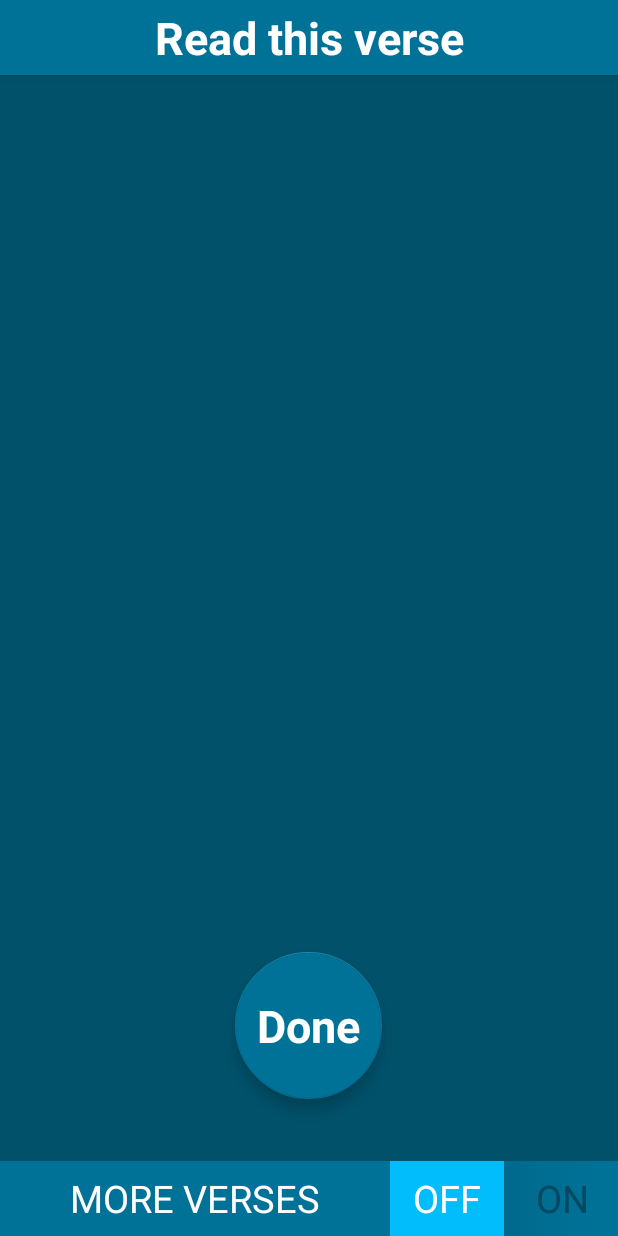
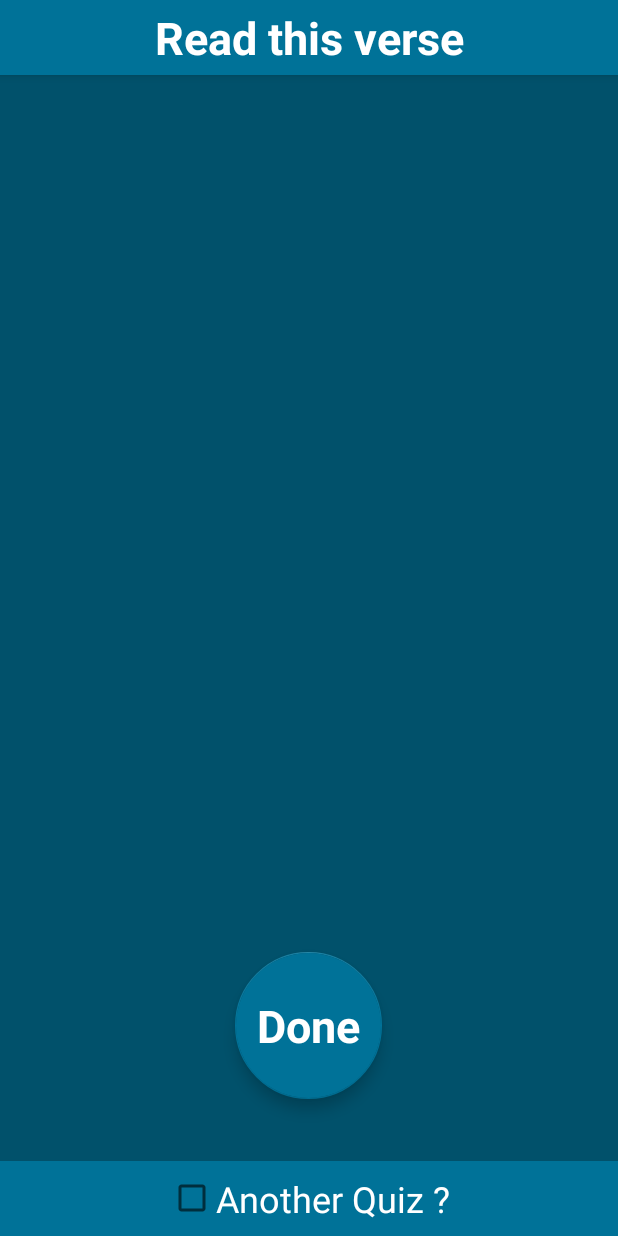
Before and after one commit to JBrannenMobileDev/MemorizeIt-Bible-Production, an Android app: the PhoneUnlockActivity screen opened directly, with no data from a screen before it, on a phone screen of 412 x 824 dp. Run offline under Robolectric (Android 15) with nearby library versions, the phone set to English and light mode, and no system bars; our stand-ins replace AdMob; 1 statement that could not run was skipped.

Commit message:
unlock quiz updated

```diff
--- a/app/src/main/java/nape/biblememory/Activities/PhoneUnlockActivity.java
+++ b/app/src/main/java/nape/biblememory/Activities/PhoneUnlockActivity.java
@@ -9,7 +9,9 @@ import android.text.SpannableStringBuilder;
 import android.util.DisplayMetrics;
 import android.view.View;
 import android.widget.Button;
+import android.widget.CheckBox;
 import android.widget.CompoundButton;
+import android.widget.FrameLayout;
 import android.widget.LinearLayout;
 import android.widget.Switch;
 import android.widget.TextView;
@@ -35,8 +37,6 @@ public class PhoneUnlockActivity extends AppCompatActivity implements PhoneUnloc
     private TextView verse;
     private TextView verseLocation;
     private TextView pageTitle;
-    private TextView switchTextOn;
-    private TextView switchTextOff;
     private TextView checkAnswerText;
     private TextView hintText;
     private Button close_more_button;
@@ -45,7 +45,8 @@ public class PhoneUnlockActivity extends AppCompatActivity implements PhoneUnloc
     private FloatingActionButton noButton;
     private FloatingActionButton hintButton;
     private AdView mAdView;
-    private Switch moreVersesSwitch;
+    private CheckBox moreVersesCheckbox;
+    private FrameLayout moreVersesLayout;
     private LinearLayout verificationLayout;
     private UserPreferences mPrefs;
 
@@ -75,8 +76,6 @@ public class PhoneUnlockActivity extends AppCompatActivity implements PhoneUnloc
         verse = (TextView) findViewById(R.id.verse);
         verseLocation = (TextView) findViewById(R.id.verse_location);
         pageTitle = (TextView) findViewById(R.id.title_text);
-        switchTextOn = (TextView) findViewById(R.id.switch_track_on_text);
-        switchTextOff = (TextView) findViewById(R.id.switch_track_off_text);
         checkAnswerText = (TextView) findViewById(R.id.check_answer_textview);
         hintText = (TextView) findViewById(R.id.hint_textview);
         verificationLayout = (LinearLayout) findViewById(R.id.verification_layout);
@@ -84,7 +83,8 @@ public class PhoneUnlockActivity extends AppCompatActivity implements PhoneUnloc
         checkAnswerFAB = (FloatingActionButton) findViewById(R.id.check_answer_button_fab);
         yesButton = (FloatingActionButton) findViewById(R.id.yes_button_fab);
         noButton = (FloatingActionButton) findViewById(R.id.no_button_fab);
-        moreVersesSwitch = (Switch) findViewById(R.id.moreVersesSwitch);
+        moreVersesCheckbox = (CheckBox) findViewById(R.id.moreVersesSwitch);
+        moreVersesLayout = (FrameLayout) findViewById(R.id.moreVersesLayout);
         hintButton = (FloatingActionButton) findViewById(R.id.hint_button_fab);
 
         mPresenter = new PhoneUnlockPresenterImp(this, getApplicationContext());
@@ -123,7 +123,7 @@ public class PhoneUnlockActivity extends AppCompatActivity implements PhoneUnloc
             }
         });
 
-        moreVersesSwitch.setOnCheckedChangeListener(new CompoundButton.OnCheckedChangeListener() {
+        moreVersesCheckbox.setOnCheckedChangeListener(new CompoundButton.OnCheckedChangeListener() {
             @Override
             public void onCheckedChanged(CompoundButton buttonView, boolean isChecked) { mPresenter.onMoreSwitchStateChanged(isChecked); }
         });
@@ -237,34 +237,17 @@ public class PhoneUnlockActivity extends AppCompatActivity implements PhoneUnloc
     @Override
     public void setMoreSwitchVisibility(boolean visible) {
         if(visible) {
-            moreVersesSwitch.setVisibility(View.VISIBLE);
+            moreVersesCheckbox.setVisibility(View.VISIBLE);
+            moreVersesLayout.setVisibility(View.VISIBLE);
         }else{
-            moreVersesSwitch.setVisibility(View.GONE);
+            moreVersesLayout.setVisibility(View.GONE);
+            moreVersesCheckbox.setVisibility(View.GONE);
         }
     }
 
     @Override
     public void setMoreVerseSwitchState(boolean state) {
-        moreVersesSwitch.setChecked(state);
-    }
-
-    @Override
-    public void setMoreSwitchTrackText(boolean state) {
-        if(state){
-            switchTextOn.setVisibility(View.INVISIBLE);
-            switchTextOff.setVisibility(View.VISIBLE);
-            switchTextOff.setTextColor(ContextCompat.getColor(getApplicationContext(), R.color.colorCloseButtonTextUnselected));
-        }else{
-            switchTextOff.setVisibility(View.INVISIBLE);
-            switchTextOn.setVisibility(View.VISIBLE);
-            switchTextOn.setTextColor(ContextCompat.getColor(getApplicationContext(), R.color.colorCloseButtonTextUnselected));
-        }
-    }
-
-    @Override
-    public void setSwitchTextInvisible() {
-        switchTextOn.setVisibility(View.INVISIBLE);
-        switchTextOff.setVisibility(View.INVISIBLE);
+        moreVersesCheckbox.setChecked(state);
     }
 
     @Override
@@ -285,6 +268,11 @@ public class PhoneUnlockActivity extends AppCompatActivity implements PhoneUnloc
         bundle.putBoolean("callOnFinish", memorizedAndLearningListIsEmpty);
         alert.setArguments(bundle);
         alert.show(getSupportFragmentManager(), null);
+    }
+
+    @Override
+    public void setMoreVersesLayoutColor(int color) {
+        moreVersesLayout.setBackgroundResource(color);
     }
 
 
--- a/app/src/main/java/nape/biblememory/Fragments/PhoneUnlockView.java
+++ b/app/src/main/java/nape/biblememory/Fragments/PhoneUnlockView.java
@@ -21,8 +21,7 @@ public interface PhoneUnlockView{
     void setCheckAnswerButtonFont();
     void setMoreSwitchVisibility(boolean visible);
     void setMoreVerseSwitchState(boolean state);
-    void setMoreSwitchTrackText(boolean state);
-    void setSwitchTextInvisible();
     void setHintButtonVisibility(int value);
     void showMemorizedAlert(boolean memorizedAndLearningListIsEmpty);
+    void setMoreVersesLayoutColor(int color);
 }
--- a/app/src/main/java/nape/biblememory/Presenters/PhoneUnlockPresenterImp.java
+++ b/app/src/main/java/nape/biblememory/Presenters/PhoneUnlockPresenterImp.java
@@ -75,10 +75,11 @@ public class PhoneUnlockPresenterImp implements PhoneUnlockPresenter, UsecaseCal
 
     @Override
     public void onMoreSwitchStateChanged(boolean isChecked) {
-        view.setMoreSwitchTrackText(isChecked);
         if(isChecked) {
+            view.setMoreVersesLayoutColor(R.color.colorProgressBg);
             moreVerses = true;
         }else{
+            view.setMoreVersesLayoutColor(R.color.colorAccent);
             moreVerses = false;
         }
     }
@@ -300,11 +301,9 @@ public class PhoneUnlockPresenterImp implements PhoneUnlockPresenter, UsecaseCal
         view.setCheckAnswerButtonVisibility(View.GONE);
         view.setHintButtonVisibility(View.GONE);
         view.setVerificationLayoutVisibility(View.VISIBLE);
-        view.setMoreSwitchTrackText(moreVerses);
     }
 
     private void resetVerseView() {
-        view.setSwitchTextInvisible();
         view.setMoreSwitchVisibility(false);
         view.setVerseText(EMPTY_STRING);
         view.setVerseLocationText(EMPTY_STRING);
@@ -321,7 +320,6 @@ public class PhoneUnlockPresenterImp implements PhoneUnlockPresenter, UsecaseCal
         setModifiedVerseText();
         scripture.setLastSeenDate(formattedDate);
         if(initialStage){
-            view.setMoreSwitchTrackText(moreVerses);
             view.setMoreSwitchVisibility(true);
             view.setDoneButtonFont();
             view.setCheckAnswerButtonText(R.string.done);
--- a/app/src/main/res/layout/activity_phone_unlock.xml
+++ b/app/src/main/res/layout/activity_phone_unlock.xml
@@ -38,14 +38,13 @@
 
         <com.google.android.gms.ads.AdView
             android:id="@+id/adView"
-            android:layout_width="wrap_content"
+            android:layout_width="match_parent"
             android:layout_height="wrap_content"
+            android:layout_alignParentBottom="true"
             android:layout_centerHorizontal="true"
-            android:layout_alignParentBottom="true"
+            android:layout_gravity="center_horizontal"
             ads:adSize="BANNER"
-            ads:adUnitId="@string/unlock_view_banner_ad"
-            android:layout_gravity="center_horizontal">
-        </com.google.android.gms.ads.AdView>
+            ads:adUnitId="@string/unlock_view_banner_ad"></com.google.android.gms.ads.AdView>
 
         <TextView
             android:layout_width="match_parent"
@@ -71,83 +70,44 @@
         <RelativeLayout
             android:layout_width="wrap_content"
             android:layout_height="wrap_content"
+            android:background="@color/colorProgressBg"
+            android:elevation="0dp"
             android:foregroundGravity="bottom">
 
-            <LinearLayout
-                android:orientation="horizontal"
-                android:layout_width="150dp"
-                android:layout_height="50dp"
-                android:layout_alignParentEnd="false"
-                android:layout_alignParentRight="true"
-                android:layout_alignParentBottom="false"
-                android:translationZ="5dp"
-                android:visibility="visible"
-                android:textAlignment="center">
-
-                <TextView
-                    android:layout_width="75dp"
-                    android:layout_height="50dp"
-                    android:text="OFF"
-                    android:id="@+id/switch_track_off_text"
-                    android:background="@android:color/transparent"
-                    android:textColor="@color/colorCloseButtonTextUnselected"
-                    android:textSize="25dp"
-                    android:visibility="invisible"
-                    android:textAlignment="center"
-                    android:gravity="center_vertical|center_horizontal" />
-
-                <TextView
-                    android:layout_width="75dp"
-                    android:layout_height="50dp"
-                    android:text="ON"
-                    android:id="@+id/switch_track_on_text"
-                    android:background="@android:color/transparent"
-                    android:textColor="@color/colorCloseButtonTextUnselected"
-                    android:textSize="25dp"
-                    android:visibility="invisible"
-                    android:textAlignment="center"
-                    android:gravity="center_vertical|center_horizontal" />
-            </LinearLayout>
-
-            <Switch
-                android:switchTextAppearance="@style/SwitchTextAppearanceTrue"
+            <FrameLayout
+                android:id="@+id/moreVersesLayout"
                 android:layout_width="match_parent"
                 android:layout_height="50dp"
-                android:text="MORE VERSES"
-                android:id="@+id/moreVersesSwitch"
-                android:layout_weight="1"
-                android:checked="false"
-                android:enabled="true"
                 android:background="@color/colorAccent"
-                android:translationZ="4dp"
-                android:clickable="true"
-                android:textColor="#ffffff"
-                android:textSize="25dp"
-                android:textOff="OFF"
-                android:textOn="ON"
-                android:width="80dp"
-                android:switchMinWidth="150dp"
-                android:splitTrack="false"
-                android:showText="true"
-                android:singleLine="false"
-                android:thumb="@drawable/thumb"
-                android:track="@drawable/track"
-                android:thumbTextPadding="15dp"
-                android:textAlignment="center"
-                android:visibility="gone" />
+                android:elevation="4dp">
+
+                <CheckBox
+                    android:id="@+id/moreVersesSwitch"
+                    android:layout_width="wrap_content"
+                    android:layout_height="50dp"
+                    android:layout_centerHorizontal="false"
+                    android:layout_centerInParent="true"
+                    android:layout_gravity="center"
+                    android:elevation="0dp"
+                    android:text="Another Quiz ?"
+                    android:textAlignment="center"
+                    android:textColor="@color/colorWhite"
+                    android:textSize="24sp"
+                    android:visibility="gone" />
+            </FrameLayout>
 
             <Button
+                android:id="@+id/close_button"
                 android:layout_width="match_parent"
                 android:layout_height="wrap_content"
-                android:text="Close"
-                android:id="@+id/close_button"
                 android:layout_gravity="bottom"
                 android:background="#007298"
+                android:elevation="4dp"
+                android:text="Close"
                 android:textColor="#014860"
                 android:textSize="25dp"
-                android:visibility="visible"
-                android:elevation="4dp"
-                android:translationZ="7dp" />
+                android:translationZ="7dp"
+                android:visibility="visible" />
 
         </RelativeLayout>
 
```
